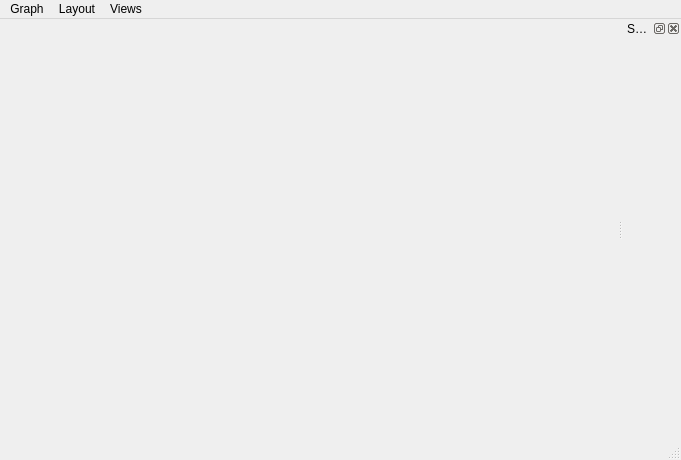
This is src/main_window.ui in kvakvs/xrefgui1 as Qt 5 draws it before an edit. The edited form follows.
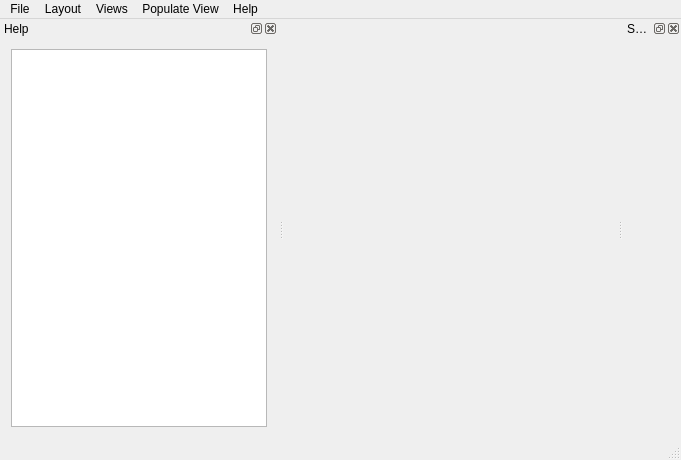
This is the edited form.

The edit to the form file:
```diff
--- a/src/main_window.ui
+++ b/src/main_window.ui
@@ -27,7 +27,7 @@
    </property>
    <widget class="QMenu" name="menuGraph">
     <property name="title">
-     <string>Graph</string>
+     <string>File</string>
     </property>
     <addaction name="actionReset_and_populate"/>
     <addaction name="actionModules_and_apps"/>
@@ -59,9 +59,26 @@
     <addaction name="actionSwitch_view"/>
     <addaction name="actionDelete_view"/>
    </widget>
+   <widget class="QMenu" name="menuPopulate_View">
+    <property name="title">
+     <string>Populate View</string>
+    </property>
+    <addaction name="actionReset_and_populate"/>
+    <addaction name="actionModules_and_apps"/>
+    <addaction name="separator"/>
+    <addaction name="actionClear_everything"/>
+   </widget>
+   <widget class="QMenu" name="menuHelp">
+    <property name="title">
+     <string>Help</string>
+    </property>
+    <addaction name="actionKeyboard_and_Mouse"/>
+   </widget>
    <addaction name="menuGraph"/>
    <addaction name="menuLayout"/>
    <addaction name="menuViews"/>
+   <addaction name="menuPopulate_View"/>
+   <addaction name="menuHelp"/>
   </widget>
   <widget class="QStatusBar" name="statusBar"/>
   <widget class="QDockWidget" name="dockWidget0">
@@ -79,6 +96,27 @@
    </attribute>
    <widget class="QWidget" name="dockWidgetContent"/>
   </widget>
+  <widget class="QDockWidget" name="dockWidget">
+   <property name="floating">
+    <bool>false</bool>
+   </property>
+   <property name="allowedAreas">
+    <set>Qt::AllDockWidgetAreas</set>
+   </property>
+   <property name="windowTitle">
+    <string>Help</string>
+   </property>
+   <attribute name="dockWidgetArea">
+    <number>1</number>
+   </attribute>
+   <widget class="QWidget" name="dockWidgetContents">
+    <layout class="QVBoxLayout" name="verticalLayout_2">
+     <item>
+      <widget class="QTextBrowser" name="textBrowser"/>
+     </item>
+    </layout>
+   </widget>
+  </widget>
   <action name="actionDot">
    <property name="text">
     <string>dot (layered hierarchical) (slow!)</string>
```
Left out of the diff: 13 changed lines with no effect on the pictures.
